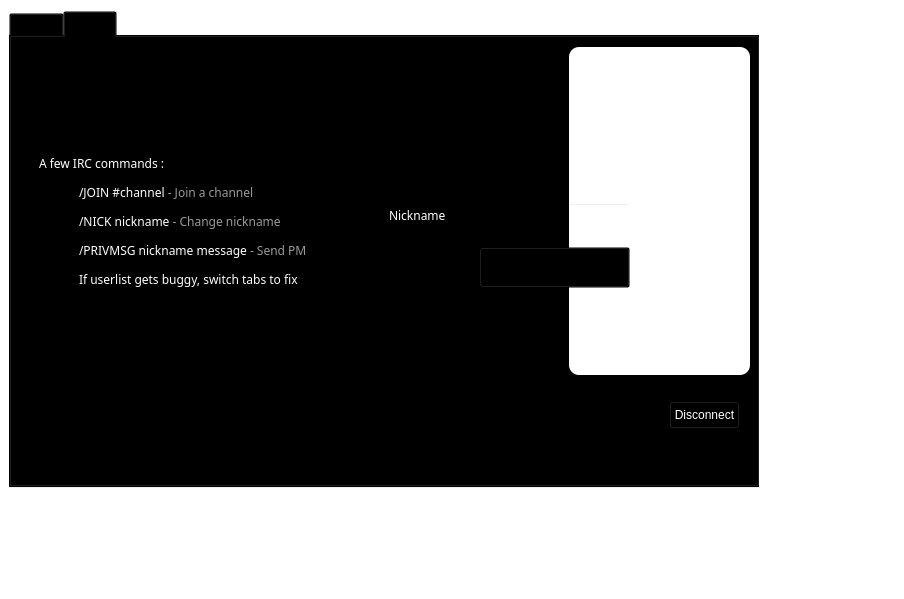
The window that src/qt/forms/chatwindow.ui (thelonecrouton/bitcredit) describes before a commit, drawn with Qt 5.
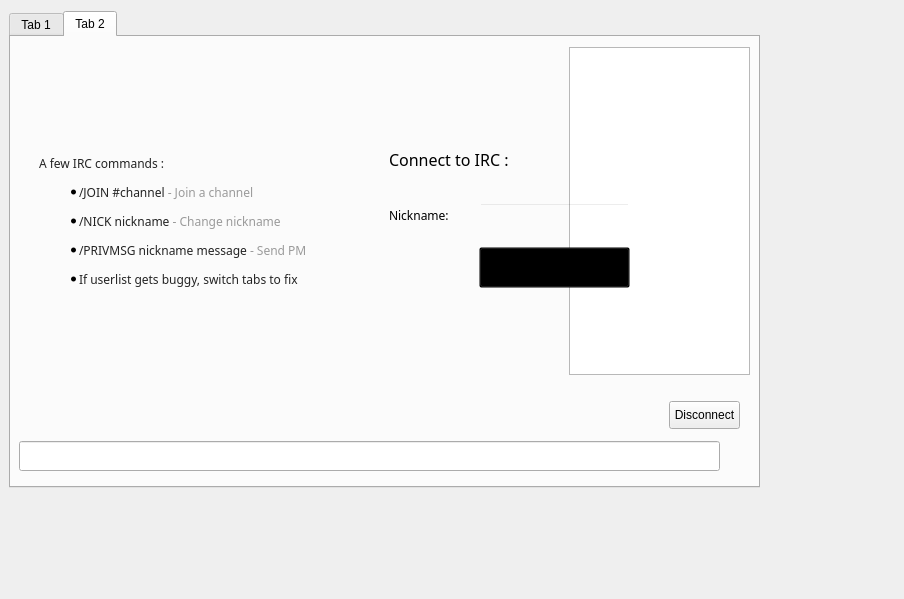
The same window after the commit.

Diff of the .ui file:
```diff
--- a/src/qt/forms/chatwindow.ui
+++ b/src/qt/forms/chatwindow.ui
@@ -11,8 +11,7 @@
    </rect>
   </property>
   <property name="styleSheet">
-   <string notr="true">background:transparent;
-</string>
+   <string notr="true"/>
   </property>
   <layout class="QGridLayout" name="gridLayout">
    <property name="leftMargin">
@@ -48,7 +47,7 @@
         </rect>
        </property>
        <property name="styleSheet">
-        <string notr="true">background:transparent;</string>
+        <string notr="true"/>
        </property>
        <property name="tabShape">
         <enum>QTabWidget::Rounded</enum>
@@ -108,8 +107,7 @@
         </size>
        </property>
        <property name="styleSheet">
-        <string notr="true">border-radius:10px;
-background-color: rgb(255, 255, 255);</string>
+        <string notr="true"/>
        </property>
       </widget>
       <widget class="QPushButton" name="disconnect">
@@ -122,8 +120,7 @@
         </rect>
        </property>
        <property name="styleSheet">
-        <string notr="true">background:transparent;
-color: rgb(255, 255, 255);</string>
+        <string notr="true"/>
        </property>
        <property name="text">
         <string>Disconnect</string>
@@ -167,10 +164,10 @@
         </rect>
        </property>
        <property name="styleSheet">
-        <string notr="true">background:transparent;</string>
+        <string notr="true"/>
        </property>
        <property name="text">
-        <string>&lt;html&gt;&lt;head/&gt;&lt;body&gt;&lt;p&gt;&lt;span style=&quot; color:#ffffff;&quot;&gt;A few IRC commands :&lt;/span&gt;&lt;/p&gt;&lt;ul style=&quot;margin-top: 0px; margin-bottom: 0px; margin-left: 0px; margin-right: 0px; -qt-list-indent: 1;&quot;&gt;&lt;li style=&quot; margin-top:12px; margin-bottom:12px; margin-left:0px; margin-right:0px; -qt-block-indent:0; text-indent:0px;&quot;&gt;&lt;span style=&quot; color:#ffffff;&quot;&gt;/JOIN #channel &lt;/span&gt;&lt;span style=&quot; color:#9a9a9a;&quot;&gt; - Join a channel&lt;/span&gt;&lt;/li&gt;&lt;li style=&quot; margin-top:12px; margin-bottom:12px; margin-left:0px; margin-right:0px; -qt-block-indent:0; text-indent:0px;&quot;&gt;&lt;span style=&quot; color:#ffffff;&quot;&gt;/NICK nickname&lt;/span&gt;&lt;span style=&quot; color:#9a9a9a;&quot;&gt; - Change nickname&lt;/span&gt;&lt;/li&gt;&lt;li style=&quot; margin-top:12px; margin-bottom:12px; margin-left:0px; margin-right:0px; -qt-block-indent:0; text-indent:0px;&quot;&gt;&lt;span style=&quot; color:#ffffff;&quot;&gt;/PRIVMSG nickname message&lt;/span&gt;&lt;span style=&quot; color:#9a9a9a;&quot;&gt; - Send PM &lt;/span&gt;&lt;/li&gt;&lt;li style=&quot; margin-top:0px; margin-bottom:0px; margin-left:0px; margin-right:0px; -qt-block-indent:0; text-indent:0px;&quot;&gt;&lt;span style=&quot; color:#ffffff;&quot;&gt;If userlist gets buggy, switch tabs to fix&lt;/span&gt;&lt;/li&gt;&lt;/ul&gt;&lt;/body&gt;&lt;/html&gt;</string>
+        <string>&lt;html&gt;&lt;head/&gt;&lt;body&gt;&lt;p&gt;&lt;span style=&quot; color:#232323;&quot;&gt;A few IRC commands :&lt;/span&gt;&lt;/p&gt;&lt;ul style=&quot;margin-top: 0px; margin-bottom: 0px; margin-left: 0px; margin-right: 0px; -qt-list-indent: 1;&quot;&gt;&lt;li style=&quot; margin-top:12px; margin-bottom:12px; margin-left:0px; margin-right:0px; -qt-block-indent:0; text-indent:0px;&quot;&gt;&lt;span style=&quot; color:#232323;&quot;&gt;/JOIN #channel &lt;/span&gt;&lt;span style=&quot; color:#9a9a9a;&quot;&gt; - Join a channel&lt;/span&gt;&lt;/li&gt;&lt;li style=&quot; margin-top:12px; margin-bottom:12px; margin-left:0px; margin-right:0px; -qt-block-indent:0; text-indent:0px;&quot;&gt;&lt;span style=&quot; color:#232323;&quot;&gt;/NICK nickname&lt;/span&gt;&lt;span style=&quot; color:#9a9a9a;&quot;&gt; - Change nickname&lt;/span&gt;&lt;/li&gt;&lt;li style=&quot; margin-top:12px; margin-bottom:12px; margin-left:0px; margin-right:0px; -qt-block-indent:0; text-indent:0px;&quot;&gt;&lt;span style=&quot; color:#232323;&quot;&gt;/PRIVMSG nickname message&lt;/span&gt;&lt;span style=&quot; color:#9a9a9a;&quot;&gt; - Send PM &lt;/span&gt;&lt;/li&gt;&lt;li style=&quot; margin-top:0px; margin-bottom:0px; margin-left:0px; margin-right:0px; -qt-block-indent:0; text-indent:0px;&quot;&gt;&lt;span style=&quot; color:#232323;&quot;&gt;If userlist gets buggy, switch tabs to fix&lt;/span&gt;&lt;/li&gt;&lt;/ul&gt;&lt;/body&gt;&lt;/html&gt;</string>
        </property>
       </widget>
       <widget class="QLineEdit" name="editPseudo">
@@ -183,8 +180,7 @@
         </rect>
        </property>
        <property name="styleSheet">
-        <string notr="true">background:transparent;
-color: rgb(0, 170, 0);</string>
+        <string notr="true"/>
        </property>
        <property name="text">
         <string/>
@@ -195,15 +191,15 @@
         <rect>
          <x>380</x>
          <y>194</y>
-         <width>61</width>
+         <width>81</width>
          <height>21</height>
         </rect>
        </property>
        <property name="styleSheet">
-        <string notr="true">color: rgb(255, 255, 255);background:transparent;</string>
+        <string notr="true"/>
        </property>
        <property name="text">
-        <string>Nickname</string>
+        <string>Nickname:</string>
        </property>
       </widget>
       <widget class="QPushButton" name="buttonConnect">
```
